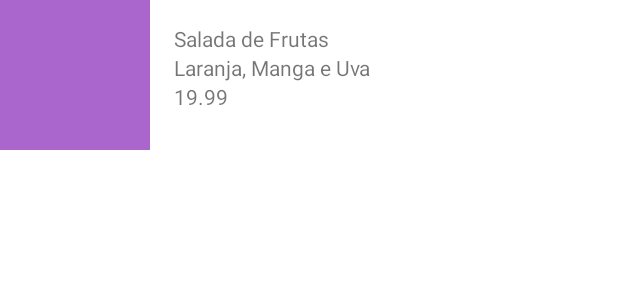
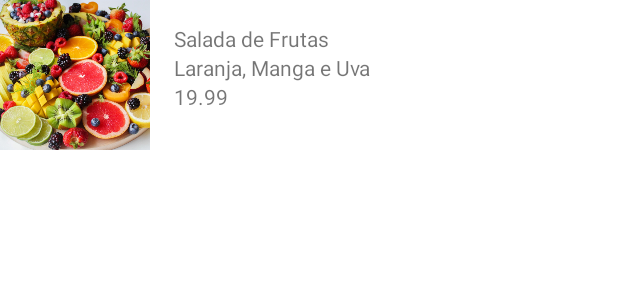
Before and after one commit to MouraRafael/alura-android-kotlin-Orgs, an Android app: the layout produto_item.xml on its own in the app's theme, with its tools: preview values and no code run, on a phone screen of 412 x 824 dp. Shown: the top 300 px of the screen. Run offline under Robolectric (Android 15) with nearby library versions, the phone set to English and light mode, and no system bars.

Commit message:
01-09 Faça como eu fiz: Adicionando imagens no projeto

```diff
--- a/app/src/main/java/com/example/orgs/dao/ProdutosDao.kt
+++ b/app/src/main/java/com/example/orgs/dao/ProdutosDao.kt
@@ -1,21 +1,24 @@
 package com.example.orgs.dao
 
 import com.example.orgs.model.Produto
+import java.math.BigDecimal
 
 class ProdutosDao {
 
-    fun adiciona(produto: Produto){
+    fun adiciona(produto: Produto) {
         Companion.produtos.add(produto)
     }
 
 
-    fun buscaTodos():List<Produto>{
+    fun buscaTodos(): List<Produto> {
 
 
         return Companion.produtos.toList()
     }
 
     companion object {
-        private val produtos = mutableListOf<Produto>()
+        private val produtos = mutableListOf<Produto>(
+            Produto("Salada de Fruta", "Laranja, Maçã e Uva", BigDecimal("19.83"))
+        )
     }
 }
--- a/app/src/main/res/layout/produto_item.xml
+++ b/app/src/main/res/layout/produto_item.xml
@@ -1,63 +1,61 @@
 <?xml version="1.0" encoding="utf-8"?>
 <androidx.constraintlayout.widget.ConstraintLayout xmlns:android="http://schemas.android.com/apk/res/android"
+    xmlns:app="http://schemas.android.com/apk/res-auto"
+    xmlns:tools="http://schemas.android.com/tools"
     android:layout_width="match_parent"
-    android:layout_height="wrap_content"
-    xmlns:app="http://schemas.android.com/apk/res-auto"
-    xmlns:tools="http://schemas.android.com/tools">
+    android:layout_height="wrap_content">
 
     <TextView
         android:id="@+id/produto_item_nome"
         android:layout_width="0dp"
         android:layout_height="wrap_content"
 
+        android:layout_margin="16dp"
+        app:layout_constraintEnd_toEndOf="parent"
+        app:layout_constraintStart_toEndOf="@id/imageView3"
+        app:layout_constraintTop_toTopOf="parent"
         tools:text="Salada de Frutas"
-        android:layout_margin="16dp"
-        app:layout_constraintStart_toEndOf="@id/imageView3"
-        app:layout_constraintEnd_toEndOf="parent"
-        app:layout_constraintTop_toTopOf="parent"
 
         />
-
 
 
     <TextView
         android:id="@+id/produto_item_descricao"
         android:layout_width="0dp"
         android:layout_height="wrap_content"
+        android:layout_marginEnd="16dp"
+
+        app:layout_constraintEnd_toEndOf="@id/produto_item_nome"
+        app:layout_constraintStart_toStartOf="@id/produto_item_nome"
+
         app:layout_constraintTop_toBottomOf="@id/produto_item_nome"
 
-        app:layout_constraintStart_toStartOf="@id/produto_item_nome"
-        app:layout_constraintEnd_toEndOf="@id/produto_item_nome"
 
-        android:layout_marginEnd="16dp"
-
-
-        tools:text="Laranja, Manga e Uva"/>
+        tools:text="Laranja, Manga e Uva" />
 
     <TextView
         android:id="@+id/produto_item_valor"
         android:layout_width="0dp"
         android:layout_height="wrap_content"
-        tools:text="19.99"
+        android:layout_marginEnd="16dp"
 
         app:layout_constraintEnd_toEndOf="@id/produto_item_nome"
+        app:layout_constraintStart_toStartOf="@id/produto_item_nome"
         app:layout_constraintTop_toBottomOf="@id/produto_item_descricao"
-        app:layout_constraintStart_toStartOf="@id/produto_item_nome"
 
-        android:layout_marginEnd="16dp"
-        />
+        tools:text="19.99" />
 
     <ImageView
         android:id="@+id/imageView3"
         android:layout_width="100dp"
         android:layout_height="100dp"
         android:scaleType="centerCrop"
-        tools:srcCompat="@tools:sample/backgrounds/scenic"
+        app:layout_constraintBottom_toBottomOf="parent"
+        app:layout_constraintEnd_toStartOf="@id/produto_item_nome"
         app:layout_constraintStart_toStartOf="parent"
         app:layout_constraintTop_toTopOf="parent"
-        app:layout_constraintEnd_toStartOf="@id/produto_item_nome"
-        app:layout_constraintBottom_toBottomOf="parent"
-        app:srcCompat="@android:color/holo_purple"
+        app:srcCompat="@drawable/produto_1"
+        tools:srcCompat="@tools:sample/backgrounds/scenic"
 
         />
 
--- a/build.gradle
+++ b/build.gradle
@@ -1,6 +1,6 @@
 // Top-level build file where you can add configuration options common to all sub-projects/modules.
 plugins {
-    id 'com.android.application' version '8.0.1' apply false
-    id 'com.android.library' version '8.0.1' apply false
+    id 'com.android.application' version '8.0.2' apply false
+    id 'com.android.library' version '8.0.2' apply false
     id 'org.jetbrains.kotlin.android' version '1.8.20' apply false
 }
```
Also changed, not shown: app/src/main/res/drawable-hdpi/produto_1.png (added), app/src/main/res/drawable-ldpi/produto_1.png (added), app/src/main/res/drawable-mdpi/produto_1.png (added), app/src/main/res/drawable-xhdpi/produto_1.png (added), 2 other files.
